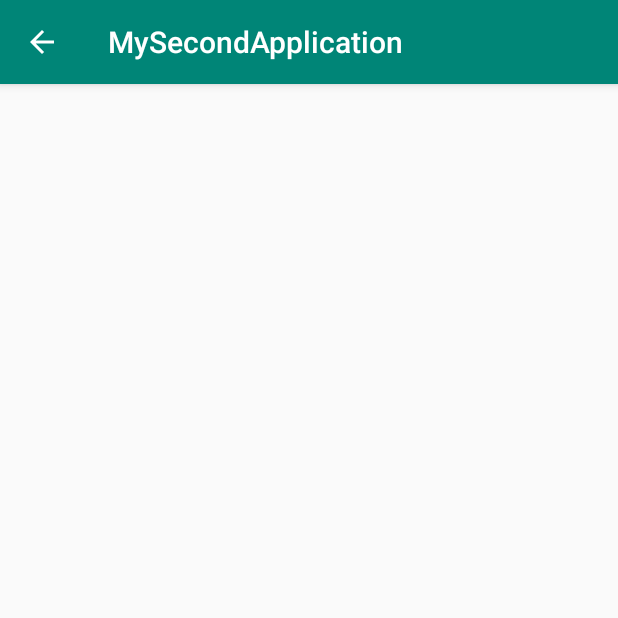
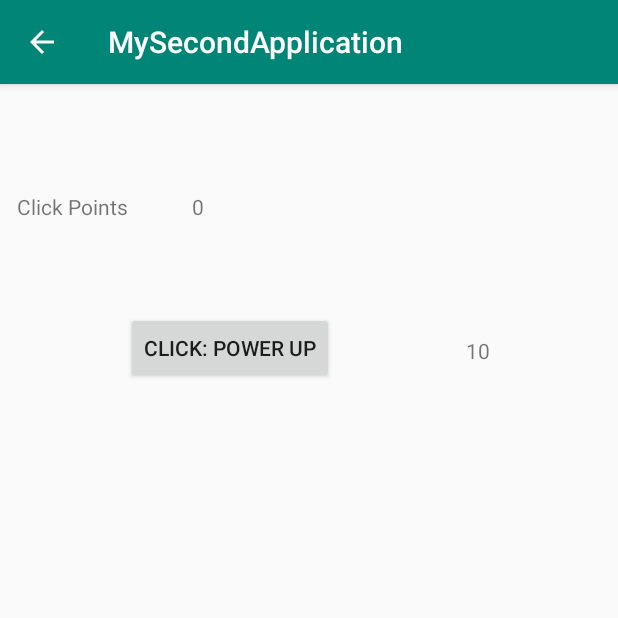
Before and after one commit to Nivlon/Sem2MiniProject1, an Android app: the screen it shows after launch (ShopActivity), after a tap on "SHOP", on a phone screen of 412 x 824 dp, the top half of it. Run offline under Robolectric (Android 15) with nearby library versions, the phone set to English and light mode, and no system bars.

Commit message:
Shop and Power Up
Shop now has an upgrade
- Power up Clicks

```diff
--- a/MySecondApplication/app/src/main/java/com/example/mysecondapplication/MainActivity.java
+++ b/MySecondApplication/app/src/main/java/com/example/mysecondapplication/MainActivity.java
@@ -8,23 +8,30 @@ import android.widget.TextView;
 
 public class MainActivity extends AppCompatActivity {
 
-    public int clickCounter=0;
-    public String counterString="0";
+    public static int clickPower = 1;
+    public static int clickPointCounter = 0;
+    public static String clickPointString = "0";
+
 
     @Override
     protected void onCreate(Bundle savedInstanceState) {
         super.onCreate(savedInstanceState);
         setContentView(R.layout.activity_main);
+        TextView textView = findViewById(R.id.clickPoints);
+        clickPointString= Integer.toString(clickPointCounter);
+        textView.setText(clickPointString);
     }
 
     public void sendMessage(View view) {
-        TextView textView = findViewById(R.id.textView);
-        clickCounter++;
-        counterString= Integer.toString(clickCounter);
-        textView.setText(counterString);
+        TextView textView = findViewById(R.id.clickPoints);
+        clickPointCounter+=clickPower;
+        clickPointString= Integer.toString(clickPointCounter);
+        textView.setText(clickPointString);
 }
     public void goToShop(View view) {
         Intent intent = new Intent(this, ShopActivity.class);
         startActivity(intent);
     }
+
+    public static void refreshValues() {}
 }
--- a/MySecondApplication/app/src/main/java/com/example/mysecondapplication/ShopActivity.java
+++ b/MySecondApplication/app/src/main/java/com/example/mysecondapplication/ShopActivity.java
@@ -3,13 +3,38 @@ package com.example.mysecondapplication;
 import android.content.Intent;
 import android.support.v7.app.AppCompatActivity;
 import android.os.Bundle;
+import android.view.View;
+import android.widget.TextView;
 
 public class ShopActivity extends AppCompatActivity {
+    public static String clickPowerString = "0";
 
     @Override
     protected void onCreate(Bundle savedInstanceState) {
         super.onCreate(savedInstanceState);
         setContentView(R.layout.activity_shop);
+        TextView textview = findViewById(R.id.clickPowerDisplay);
+        clickPowerString = Integer.toString(MainActivity.clickPower*10);
+        textview.setText(clickPowerString);
+        TextView textView = findViewById(R.id.clickPoints);
+        MainActivity.clickPointString= Integer.toString(MainActivity.clickPointCounter);
+        textView.setText(MainActivity.clickPointString);
+    }
+
+
+    public void clickPowerUp(View view){
+        if (MainActivity.clickPointCounter >= (10*MainActivity.clickPower)) {
+            MainActivity.clickPointCounter -=(10 * MainActivity.clickPower);
+            MainActivity.clickPower++;
+
+            TextView textview = findViewById(R.id.clickPowerDisplay);
+            clickPowerString = Integer.toString(MainActivity.clickPower*10);
+            textview.setText(clickPowerString);
+            TextView textView = findViewById(R.id.clickPoints);
+            MainActivity.clickPointString= Integer.toString(MainActivity.clickPointCounter);
+            textView.setText(MainActivity.clickPointString);
+        }
 
     }
+
 }
--- a/MySecondApplication/app/src/main/res/layout/activity_shop.xml
+++ b/MySecondApplication/app/src/main/res/layout/activity_shop.xml
@@ -6,4 +6,57 @@
     android:layout_height="match_parent"
     tools:context=".ShopActivity">
 
+    <Button
+        android:id="@+id/button3"
+        android:layout_width="wrap_content"
+        android:layout_height="wrap_content"
+        android:layout_marginStart="84dp"
+        android:layout_marginLeft="84dp"
+        android:layout_marginTop="152dp"
+        android:onClick="clickPowerUp"
+        android:text="Click: Power up"
+        app:layout_constraintStart_toStartOf="parent"
+        app:layout_constraintTop_toTopOf="parent" />
+
+    <TextView
+        android:id="@+id/clickPowerDisplay"
+        android:layout_width="wrap_content"
+        android:layout_height="wrap_content"
+        android:layout_marginStart="8dp"
+        android:layout_marginLeft="8dp"
+        android:layout_marginTop="168dp"
+        android:layout_marginEnd="8dp"
+        android:layout_marginRight="8dp"
+        android:text=" "
+        app:layout_constraintEnd_toEndOf="parent"
+        app:layout_constraintHorizontal_bias="0.508"
+        app:layout_constraintStart_toEndOf="@+id/button3"
+        app:layout_constraintTop_toTopOf="parent" />
+
+    <TextView
+        android:id="@+id/clickPoints"
+        android:layout_width="wrap_content"
+        android:layout_height="wrap_content"
+        android:layout_marginTop="72dp"
+        android:layout_marginEnd="276dp"
+        android:layout_marginRight="276dp"
+        android:text="   "
+        app:layout_constraintEnd_toEndOf="parent"
+        app:layout_constraintTop_toTopOf="parent" />
+
+    <TextView
+        android:id="@+id/textView3"
+        android:layout_width="wrap_content"
+        android:layout_height="wrap_content"
+        android:layout_marginStart="4dp"
+        android:layout_marginLeft="4dp"
+        android:layout_marginTop="72dp"
+        android:layout_marginEnd="8dp"
+        android:layout_marginRight="8dp"
+        android:text="Click Points"
+        app:layout_constraintEnd_toStartOf="@+id/clickPoints"
+        app:layout_constraintHorizontal_bias="0.172"
+        app:layout_constraintStart_toStartOf="parent"
+        app:layout_constraintTop_toTopOf="parent" />
+
 </android.support.constraint.ConstraintLayout>
```
Also changed, not shown: MySecondApplication/app/src/main/res/layout/activity_main.xml (+15 -9 lines).
